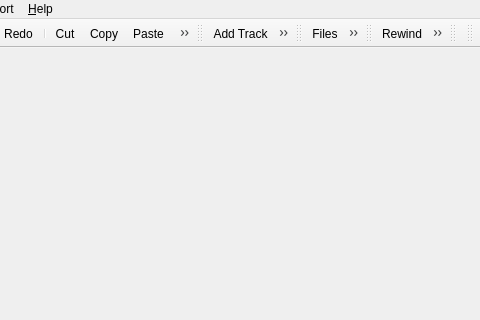
Above: src/qtractorMainForm.ui from rncbc/qtractor before the change; both pictures show x 203 to 683 and y 0 to 320 of the 683 by 432 pixel window. Below: the same form after it.
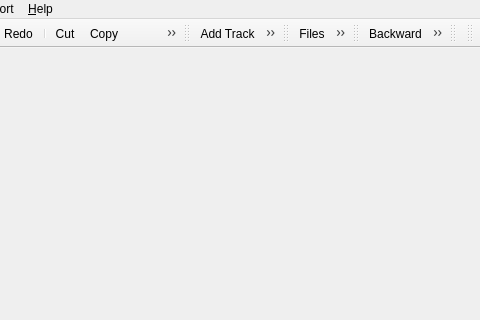
That is the form after the change. Icons and pictures are not drawn.

Diff of the .ui file:
```diff
--- a/src/qtractorMainForm.ui
+++ b/src/qtractorMainForm.ui
@@ -104,10 +104,10 @@
    <attribute name="toolBarArea" >
     <number>4</number>
    </attribute>
-   <addaction name="transportRewindAction" />
    <addaction name="transportBackwardAction" />
-   <addaction name="transportForwardAction" />
+   <addaction name="transportRewindAction" />
    <addaction name="transportFastForwardAction" />
+   <addaction name="transportForwardAction" />
    <addaction name="separator" />
    <addaction name="transportLoopAction" />
    <addaction name="separator" />
```
Left out of the diff: 84 changed lines with no effect on the pictures.
